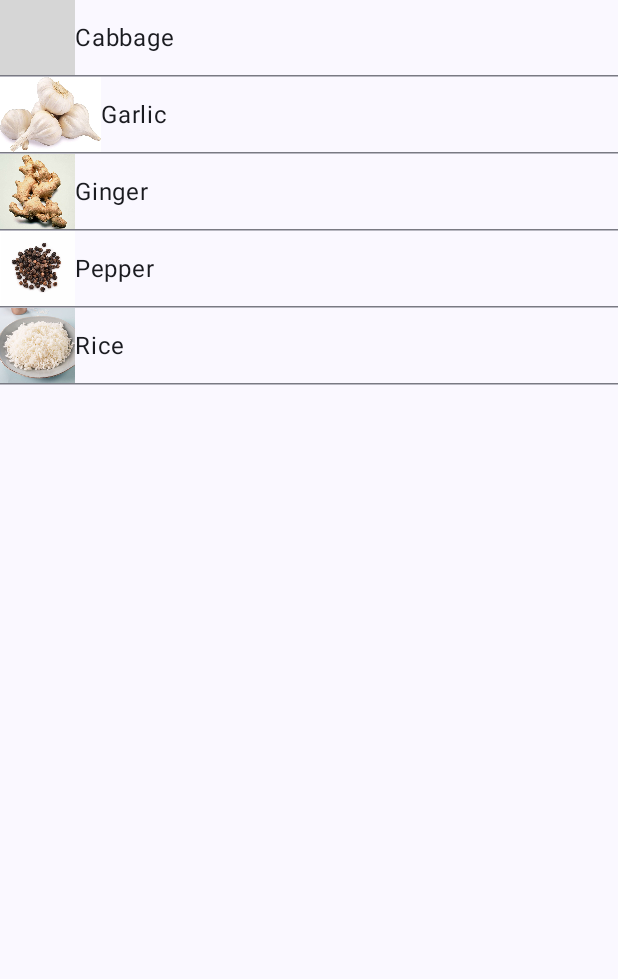
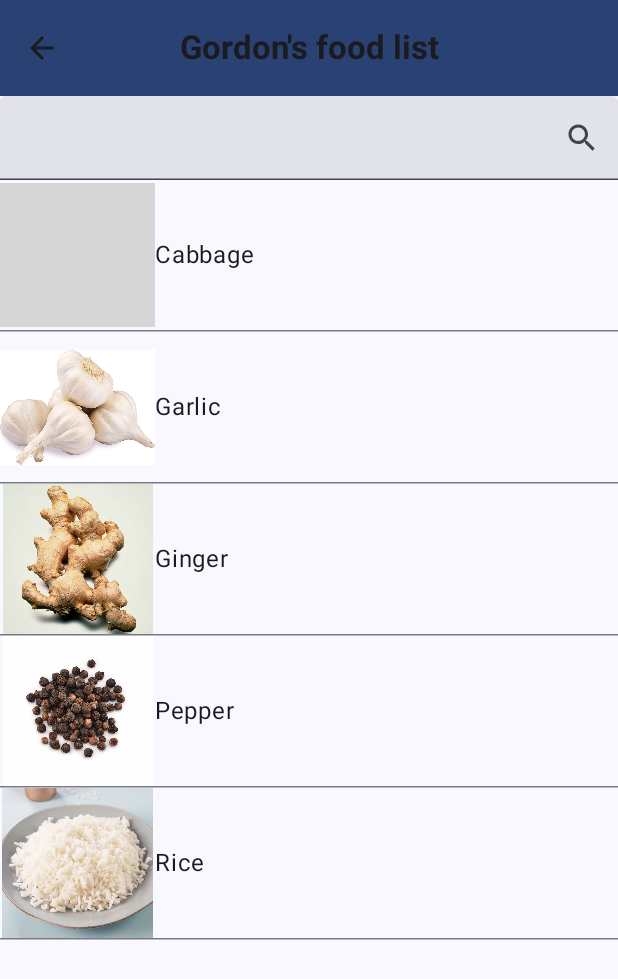
Before and after one commit to ArnaudDuhamel/recipee_app, an Android app built with Jetpack Compose: the ListScreen screen opened through its navigation route, on a phone screen of 412 x 824 dp. Shown: the top 979 px of the screen. Run offline under Robolectric (Android 15) with nearby library versions, the phone set to English and light mode, and no system bars; grey boxes are pictures that could not be loaded.

Commit message:
add: list page

```diff
--- a/app/src/main/java/com/example/recipee_app/screens/ListScreen.kt
+++ b/app/src/main/java/com/example/recipee_app/screens/ListScreen.kt
@@ -1,6 +1,10 @@
 package com.example.recipee_app.screens
 
+import android.app.Activity
 import androidx.compose.foundation.Image
+import androidx.compose.foundation.background
+import androidx.compose.foundation.layout.Arrangement
+import androidx.compose.foundation.layout.Column
 import androidx.compose.foundation.layout.Row
 import androidx.compose.foundation.layout.fillMaxWidth
 import androidx.compose.foundation.layout.height
@@ -8,7 +12,15 @@ import androidx.compose.foundation.layout.padding
 import androidx.compose.foundation.lazy.LazyColumn
 import androidx.compose.foundation.lazy.itemsIndexed
 import androidx.compose.foundation.selection.toggleable
+import androidx.compose.foundation.text.KeyboardActions
+import androidx.compose.foundation.text.KeyboardOptions
+import androidx.compose.material.icons.Icons
+import androidx.compose.material.icons.automirrored.filled.ArrowBack
+import androidx.compose.material.icons.filled.Search
+import androidx.compose.material3.CenterAlignedTopAppBar
 import androidx.compose.material3.Checkbox
+import androidx.compose.material3.ExperimentalMaterial3Api
+import androidx.compose.material3.ExposedDropdownMenuDefaults
 import androidx.compose.material3.Text
 import androidx.compose.runtime.Composable
 import androidx.compose.ui.Alignment
@@ -20,24 +32,118 @@ import androidx.navigation.NavController
 import com.example.recipee_app.AppClass
 import com.example.recipee_app.R
 import androidx.compose.material3.HorizontalDivider
+import androidx.compose.material3.Icon
+import androidx.compose.material3.IconButton
+import androidx.compose.material3.MaterialTheme
+import androidx.compose.material3.Scaffold
+import androidx.compose.material3.TextField
+import androidx.compose.material3.TopAppBarDefaults
+import androidx.compose.runtime.mutableStateOf
+import androidx.compose.runtime.remember
+import androidx.compose.runtime.rememberUpdatedState
+import androidx.compose.ui.graphics.Color
+import androidx.compose.ui.platform.LocalFocusManager
+import androidx.compose.ui.platform.LocalView
+import androidx.compose.ui.text.TextStyle
+import androidx.compose.ui.text.font.FontFamily
+import androidx.compose.ui.text.font.FontWeight
+import androidx.compose.ui.text.input.ImeAction
+import androidx.compose.ui.text.input.KeyboardCapitalization
+import androidx.compose.ui.text.input.KeyboardType
+import androidx.compose.ui.text.input.TextFieldValue
+import androidx.compose.ui.text.style.TextAlign
+import androidx.compose.ui.unit.TextUnit
 
+@OptIn(ExperimentalMaterial3Api::class)
 @Composable
 fun ListScreen(navController: NavController, model: AppClass) {
+
+    val view = LocalView.current
+    val window = (view.context as Activity).window
+
+    val focusManager = LocalFocusManager.current
+
+    val inputValue = remember { mutableStateOf(TextFieldValue()) }
+
+    Scaffold(
+        topBar = {
+            CenterAlignedTopAppBar(
+                title = {
+                    Text(
+                        text = "Gordon's food list",
+                        fontWeight = FontWeight.Bold,
+                    )
+                },
+                colors = TopAppBarDefaults.topAppBarColors(
+                    Color(window.statusBarColor)
+                ),
+                navigationIcon = {
+                    IconButton(
+                        onClick = { print("hello") }) {
+                        Icon(
+                            imageVector = Icons.AutoMirrored.Filled.ArrowBack,
+                            contentDescription = "Localized description"
+                        )
+                    }
+                }
+                )
+        },
+        modifier = Modifier
+            .fillMaxWidth()
+    ) { paddingValues ->
+
+        Column(
+            verticalArrangement = Arrangement.Top,
+            modifier = Modifier.padding(paddingValues)
+        ) {
+            TextField(
+                value = inputValue.value,
+                onValueChange = {
+                    inputValue.value = it
+                },
+                modifier = Modifier.fillMaxWidth(),
+                keyboardOptions = KeyboardOptions(
+                    capitalization = KeyboardCapitalization.None,
+                    autoCorrect = true,
+                    keyboardType = KeyboardType.Text,
+                    imeAction = ImeAction.Done
+                ),
+                textStyle = TextStyle(
+                    color = Color.Black,
+                    fontSize = TextUnit.Unspecified,
+                    fontFamily = FontFamily.SansSerif,
+                    textAlign = TextAlign.Left
+                ),
+                maxLines = 1,
+                singleLine = true,
+                keyboardActions = KeyboardActions(onDone = {
+                    focusManager.clearFocus()
+                }),
+                trailingIcon = {
+                    Icon(
+                        Icons.Filled.Search,
+                        contentDescription = "Search"
+                    )
+                }
+            )
+
             LazyColumn(
                 horizontalAlignment = Alignment.Start
             ) {
+
                 // here the notesList is changed into a list because the itemsIndexed
                 // function takes a list
                 itemsIndexed(model.getRecipesList()) { _, pair ->
                     Row(
                         modifier = Modifier
-                    .height(50.dp),
+                            .height(100.dp),
                         verticalAlignment = Alignment.CenterVertically
                     ) {
                         // This text object contains the list item itself
                         Image(
                             painter = painterResource(id = pair.first),
-                    contentDescription = pair.second + " picture"
+                            contentDescription = pair.second + " picture",
+                            modifier = Modifier.fillMaxWidth(0.25f)
                         )
                         // The checkbox. Great care was take to look as much as possible
                         // as the presented sketch
@@ -52,3 +158,5 @@ fun ListScreen(navController: NavController, model: AppClass) {
                 }
             }
         }
+    }
+}
```
Lines whose indentation alone changed are shown as unchanged.
